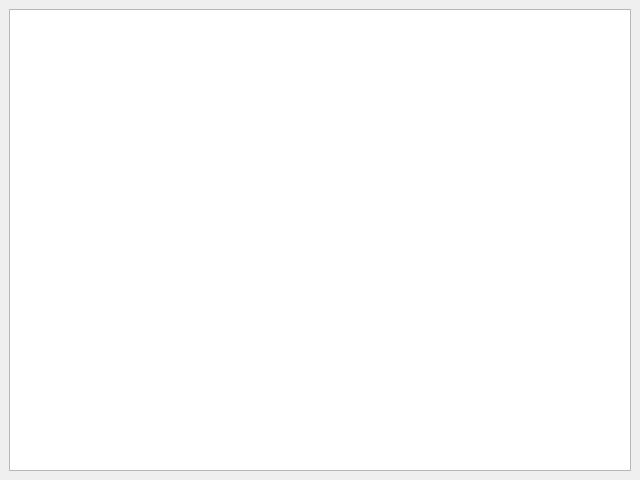
caleb-vincent/planetsim, file FrontEnd/DataWidget.ui: the form before one commit.
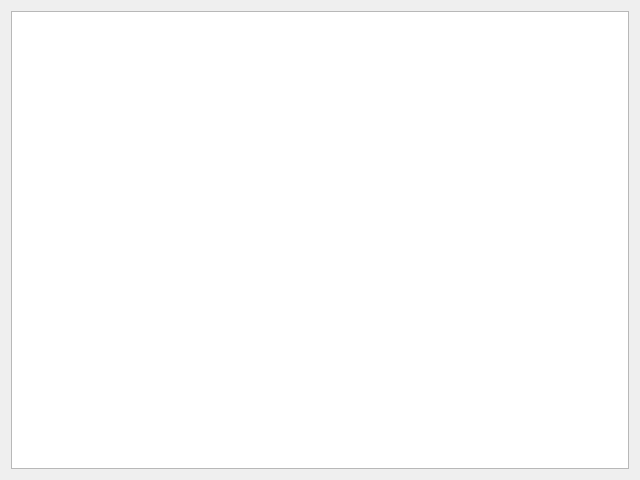
The form after the commit.

Patch:
```diff
--- a/FrontEnd/DataWidget.ui
+++ b/FrontEnd/DataWidget.ui
@@ -1,7 +1,7 @@
 <?xml version="1.0" encoding="UTF-8"?>
 <ui version="4.0">
  <class>CDataWidget</class>
- <widget class="QDockWidget" name="CDataWidget">
+ <widget class="QWidget" name="CDataWidget">
   <property name="geometry">
    <rect>
     <x>0</x>
@@ -16,7 +16,6 @@
   <property name="windowTitle">
    <string>Data</string>
   </property>
-  <widget class="QWidget" name="dataWidgetContents">
    <layout class="QGridLayout" name="gridLayout">
     <item row="0" column="0">
      <widget class="QTableView" name="tableView">
@@ -38,7 +37,6 @@
      </widget>
     </item>
    </layout>
-  </widget>
   <action name="actionEdit">
    <property name="checkable">
     <bool>true</bool>
```
Left out of the diff: 11 changed lines with no effect on the pictures.
